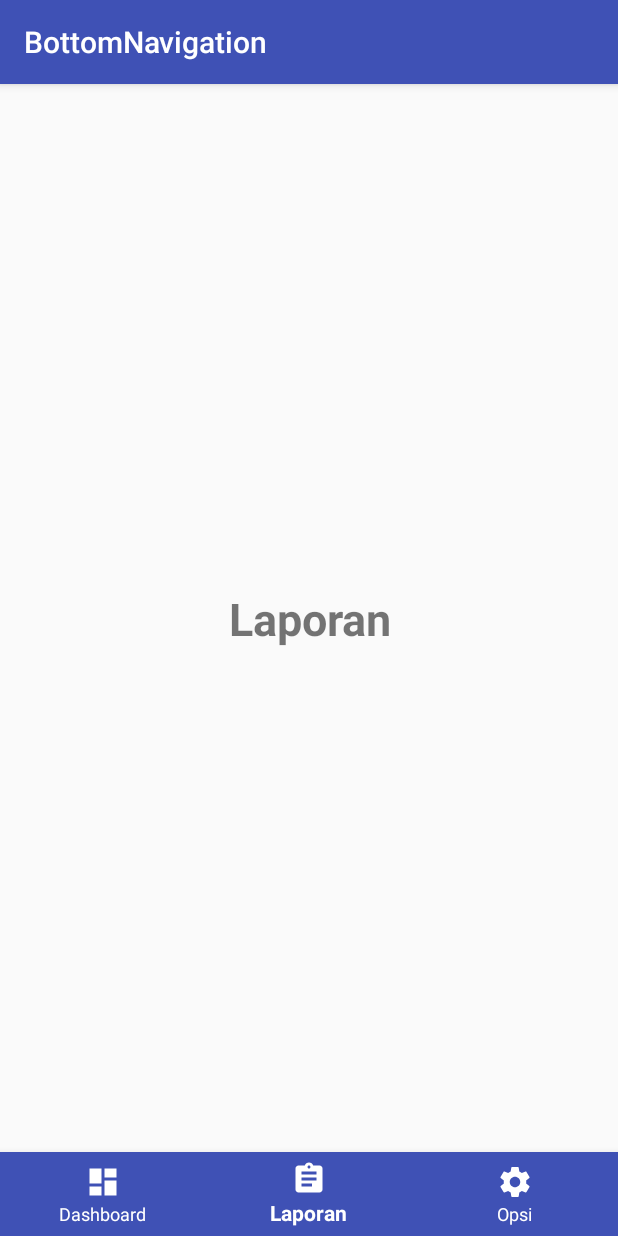
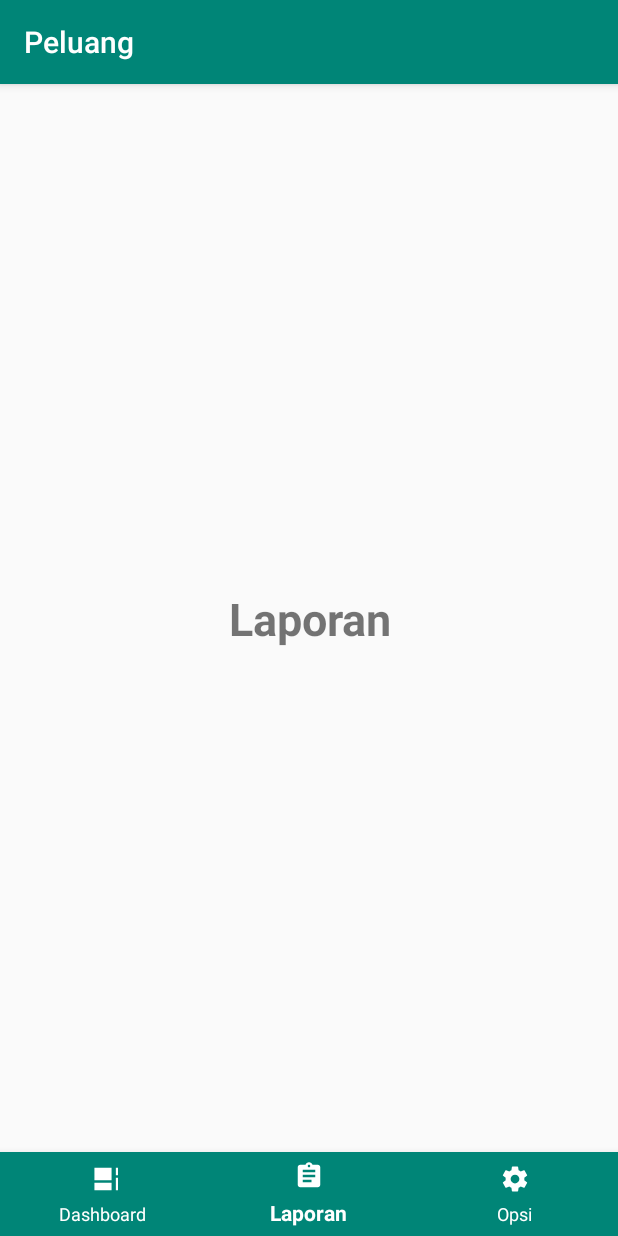
Before and after one commit to GusnaIkhsan/PELUANG, an Android app: the screen it shows after launch (MainActivity), item 2 of the bottom bar chosen, on a phone screen of 412 x 824 dp. Run offline under Robolectric (Android 15) with nearby library versions, the phone set to English and light mode, and no system bars.

Commit message:
Fixing landing colors

```diff
--- a/app/src/main/java/com/gusnavanila/peluang/MainActivity.java
+++ b/app/src/main/java/com/gusnavanila/peluang/MainActivity.java
@@ -16,7 +16,7 @@ public class MainActivity extends AppCompatActivity implements BottomNavigationV
 
         BottomNavigationView navigation = findViewById(R.id.navigation);
         navigation.setOnNavigationItemSelectedListener(this);
-        loadFragment(new ReportFragment());
+        loadFragment(new DashboardFragment());
     }
 
     private boolean loadFragment(Fragment fragment) {
@@ -31,13 +31,13 @@ public class MainActivity extends AppCompatActivity implements BottomNavigationV
     public boolean onNavigationItemSelected(@NonNull MenuItem item) {
         Fragment fragment = null;
         switch (item.getItemId()) {
-            case R.id.navigation_home:
+            case R.id.navigation_report:
                 fragment = new ReportFragment();
                 break;
             case R.id.navigation_dashboard:
                 fragment = new DashboardFragment();
                 break;
-            case R.id.navigation_notifications:
+            case R.id.navigation_preferences:
                 fragment = new PreferencesFragment();
                 break;
         }
--- a/app/src/main/res/drawable/ic_assignment.xml
+++ /dev/null
@@ -1,9 +0,0 @@
-<vector xmlns:android="http://schemas.android.com/apk/res/android"
-        android:width="24dp"
-        android:height="24dp"
-        android:viewportWidth="24.0"
-        android:viewportHeight="24.0">
-    <path
-        android:fillColor="#FF000000"
-        android:pathData="M19,3h-4.18C14.4,1.84 13.3,1 12,1c-1.3,0 -2.4,0.84 -2.82,2L5,3c-1.1,0 -2,0.9 -2,2v14c0,1.1 0.9,2 2,2h14c1.1,0 2,-0.9 2,-2L21,5c0,-1.1 -0.9,-2 -2,-2zM12,3c0.55,0 1,0.45 1,1s-0.45,1 -1,1 -1,-0.45 -1,-1 0.45,-1 1,-1zM14,17L7,17v-2h7v2zM17,13L7,13v-2h10v2zM17,9L7,9L7,7h10v2z"/>
-</vector>
--- /dev/null
+++ b/app/src/main/res/drawable/ic_dashboard.xml
@@ -0,0 +1,4 @@
+<vector android:height="14dp" android:viewportHeight="24.0"
+    android:viewportWidth="14.0" android:width="14dp" xmlns:android="http://schemas.android.com/apk/res/android">
+    <path android:fillColor="#FF000000" android:pathData="M3,13h8L11,3L3,3v10zM3,21h8v-6L3,15v6zM13,21h8L21,11h-8v10zM13,3v6h8L21,3h-8z"/>
+</vector>
--- a/app/src/main/res/drawable/ic_dashboard_black_24dp.xml
+++ /dev/null
@@ -1,9 +0,0 @@
-<vector xmlns:android="http://schemas.android.com/apk/res/android"
-    android:width="24dp"
-    android:height="24dp"
-    android:viewportHeight="24.0"
-    android:viewportWidth="24.0">
-    <path
-        android:fillColor="#FF000000"
-        android:pathData="M3,13h8L11,3L3,3v10zM3,21h8v-6L3,15v6zM13,21h8L21,11h-8v10zM13,3v6h8L21,3h-8z" />
-</vector>
--- /dev/null
+++ b/app/src/main/res/drawable/ic_preferences.xml
@@ -0,0 +1,4 @@
+<vector android:height="14dp" android:viewportHeight="24.0"
+    android:viewportWidth="24.0" android:width="14dp" xmlns:android="http://schemas.android.com/apk/res/android">
+    <path android:fillColor="#FF000000" android:pathData="M19.43,12.98c0.04,-0.32 0.07,-0.64 0.07,-0.98s-0.03,-0.66 -0.07,-0.98l2.11,-1.65c0.19,-0.15 0.24,-0.42 0.12,-0.64l-2,-3.46c-0.12,-0.22 -0.39,-0.3 -0.61,-0.22l-2.49,1c-0.52,-0.4 -1.08,-0.73 -1.69,-0.98l-0.38,-2.65C14.46,2.18 14.25,2 14,2h-4c-0.25,0 -0.46,0.18 -0.49,0.42l-0.38,2.65c-0.61,0.25 -1.17,0.59 -1.69,0.98l-2.49,-1c-0.23,-0.09 -0.49,0 -0.61,0.22l-2,3.46c-0.13,0.22 -0.07,0.49 0.12,0.64l2.11,1.65c-0.04,0.32 -0.07,0.65 -0.07,0.98s0.03,0.66 0.07,0.98l-2.11,1.65c-0.19,0.15 -0.24,0.42 -0.12,0.64l2,3.46c0.12,0.22 0.39,0.3 0.61,0.22l2.49,-1c0.52,0.4 1.08,0.73 1.69,0.98l0.38,2.65c0.03,0.24 0.24,0.42 0.49,0.42h4c0.25,0 0.46,-0.18 0.49,-0.42l0.38,-2.65c0.61,-0.25 1.17,-0.59 1.69,-0.98l2.49,1c0.23,0.09 0.49,0 0.61,-0.22l2,-3.46c0.12,-0.22 0.07,-0.49 -0.12,-0.64l-2.11,-1.65zM12,15.5c-1.93,0 -3.5,-1.57 -3.5,-3.5s1.57,-3.5 3.5,-3.5 3.5,1.57 3.5,3.5 -1.57,3.5 -3.5,3.5z"/>
+</vector>
--- /dev/null
+++ b/app/src/main/res/drawable/ic_report.xml
@@ -0,0 +1,4 @@
+<vector android:height="14dp" android:viewportHeight="24.0"
+    android:viewportWidth="24.0" android:width="14dp" xmlns:android="http://schemas.android.com/apk/res/android">
+    <path android:fillColor="#FF000000" android:pathData="M19,3h-4.18C14.4,1.84 13.3,1 12,1c-1.3,0 -2.4,0.84 -2.82,2L5,3c-1.1,0 -2,0.9 -2,2v14c0,1.1 0.9,2 2,2h14c1.1,0 2,-0.9 2,-2L21,5c0,-1.1 -0.9,-2 -2,-2zM12,3c0.55,0 1,0.45 1,1s-0.45,1 -1,1 -1,-0.45 -1,-1 0.45,-1 1,-1zM14,17L7,17v-2h7v2zM17,13L7,13v-2h10v2zM17,9L7,9L7,7h10v2z"/>
+</vector>
--- a/app/src/main/res/drawable/ic_settings.xml
+++ /dev/null
@@ -1,9 +0,0 @@
-<vector xmlns:android="http://schemas.android.com/apk/res/android"
-        android:width="24dp"
-        android:height="24dp"
-        android:viewportWidth="24.0"
-        android:viewportHeight="24.0">
-    <path
-        android:fillColor="#FF000000"
-        android:pathData="M19.43,12.98c0.04,-0.32 0.07,-0.64 0.07,-0.98s-0.03,-0.66 -0.07,-0.98l2.11,-1.65c0.19,-0.15 0.24,-0.42 0.12,-0.64l-2,-3.46c-0.12,-0.22 -0.39,-0.3 -0.61,-0.22l-2.49,1c-0.52,-0.4 -1.08,-0.73 -1.69,-0.98l-0.38,-2.65C14.46,2.18 14.25,2 14,2h-4c-0.25,0 -0.46,0.18 -0.49,0.42l-0.38,2.65c-0.61,0.25 -1.17,0.59 -1.69,0.98l-2.49,-1c-0.23,-0.09 -0.49,0 -0.61,0.22l-2,3.46c-0.13,0.22 -0.07,0.49 0.12,0.64l2.11,1.65c-0.04,0.32 -0.07,0.65 -0.07,0.98s0.03,0.66 0.07,0.98l-2.11,1.65c-0.19,0.15 -0.24,0.42 -0.12,0.64l2,3.46c0.12,0.22 0.39,0.3 0.61,0.22l2.49,-1c0.52,0.4 1.08,0.73 1.69,0.98l0.38,2.65c0.03,0.24 0.24,0.42 0.49,0.42h4c0.25,0 0.46,-0.18 0.49,-0.42l0.38,-2.65c0.61,-0.25 1.17,-0.59 1.69,-0.98l2.49,1c0.23,0.09 0.49,0 0.61,-0.22l2,-3.46c0.12,-0.22 0.07,-0.49 -0.12,-0.64l-2.11,-1.65zM12,15.5c-1.93,0 -3.5,-1.57 -3.5,-3.5s1.57,-3.5 3.5,-3.5 3.5,1.57 3.5,3.5 -1.57,3.5 -3.5,3.5z"/>
-</vector>
--- a/app/src/main/res/layout/activity_main.xml
+++ b/app/src/main/res/layout/activity_main.xml
@@ -28,6 +28,7 @@
         android:background="@color/colorPrimary"
         app:itemIconTint="#ffffff"
         app:itemTextColor="#ffffff"
+        app:itemIconSize="20dp"
         app:layout_constraintBottom_toBottomOf="parent"
         app:layout_constraintLeft_toLeftOf="parent"
         app:layout_constraintRight_toRightOf="parent"
--- a/app/src/main/res/menu/navigation.xml
+++ b/app/src/main/res/menu/navigation.xml
@@ -3,17 +3,17 @@
 
     <item
         android:id="@+id/navigation_dashboard"
-        android:icon="@drawable/ic_dashboard_black_24dp"
+        android:icon="@drawable/ic_dashboard"
         android:title="@string/title_dashboard" />
 
     <item
-        android:id="@+id/navigation_home"
-        android:icon="@drawable/ic_assignment"
+        android:id="@+id/navigation_report"
+        android:icon="@drawable/ic_report"
         android:title="@string/title_report" />
 
     <item
-        android:id="@+id/navigation_notifications"
-        android:icon="@drawable/ic_settings"
+        android:id="@+id/navigation_preferences"
+        android:icon="@drawable/ic_preferences"
         android:title="@string/title_preferences" />
 
 </menu>
--- a/app/src/main/res/values/colors.xml
+++ b/app/src/main/res/values/colors.xml
@@ -1,6 +1,6 @@
 <?xml version="1.0" encoding="utf-8"?>
 <resources>
-    <color name="colorPrimary">#3F51B5</color>
+    <color name="colorPrimary">#008577</color>
     <color name="colorPrimaryDark">#303F9F</color>
     <color name="colorAccent">#FF4081</color>
 </resources>
--- a/app/src/main/res/values/strings.xml
+++ b/app/src/main/res/values/strings.xml
@@ -1,5 +1,5 @@
 <resources>
-    <string name="app_name">BottomNavigation</string>
+    <string name="app_name">Peluang</string>
     <string name="title_dashboard">Dashboard</string>
     <string name="title_report">Laporan</string>
     <string name="title_preferences">Opsi</string>
--- a/app/src/main/res/values/styles.xml
+++ b/app/src/main/res/values/styles.xml
@@ -4,8 +4,9 @@
     <style name="AppTheme" parent="Theme.AppCompat.Light.DarkActionBar">
         <!-- Customize your theme here. -->
         <item name="colorPrimary">@color/colorPrimary</item>
-        <item name="colorPrimaryDark">@color/colorPrimaryDark</item>
-        <item name="colorAccent">@color/colorAccent</item>
+        <item name="colorPrimaryDark">@android:color/darker_gray</item>
+        <item name="colorAccent">@android:color/holo_blue_dark</item>
+        <item name="android:textColorPrimary">@android:color/white</item>
     </style>
 
 </resources>
```
Also changed, not shown: app/src/main/res/drawable/ic_home_black_24dp.xml (deleted, +0 -9 lines), app/src/main/res/drawable/ic_notifications_black_24dp.xml (deleted, +0 -9 lines), app/src/main/res/values-v21/styles.xml (added, +7 -0 lines).
